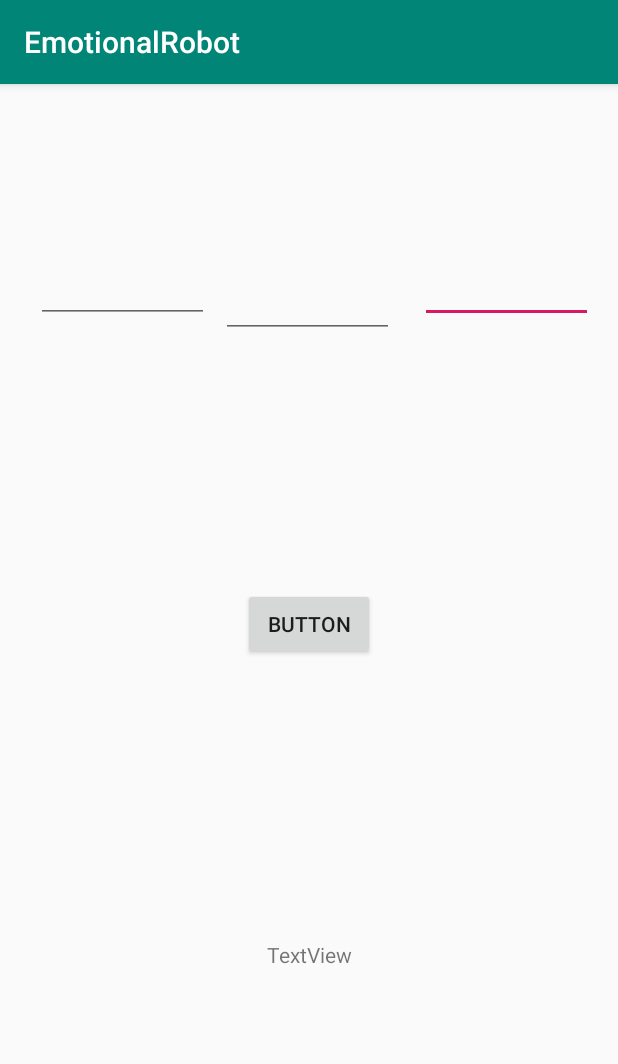
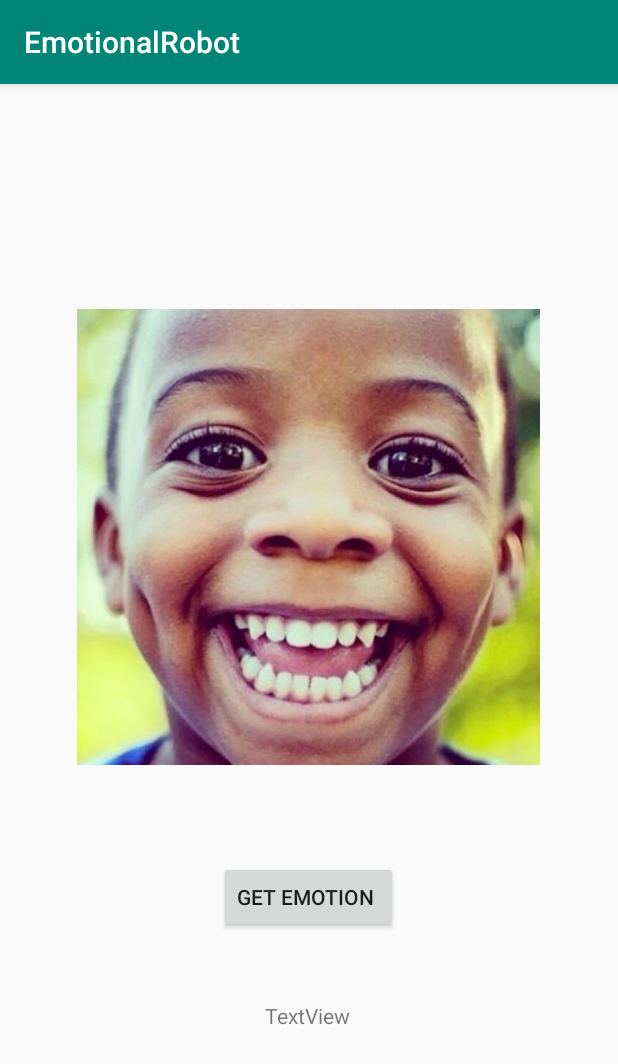
Before and after one commit to JuliaDutkiewicz/EmotionalRobot, an Android app: the screen it shows after launch (MainActivity), on a phone screen of 412 x 824 dp. Shown: the top 1064 px of the screen. Run offline under Robolectric (Android 15) with nearby library versions, the phone set to English and light mode, and no system bars; libraries missing offline, so code that uses them is left out: org.tensorflow.lite.

Commit message:
Tflite model for recognising emotion form pictures

```diff
--- a/app/build.gradle
+++ b/app/build.gradle
@@ -16,6 +16,9 @@ android {
             proguardFiles getDefaultProguardFile('proguard-android-optimize.txt'), 'proguard-rules.pro'
         }
     }
+    aaptOptions{
+        noCompress "tflite"
+    }
 }
 
 dependencies {
@@ -25,5 +28,5 @@ dependencies {
     testImplementation 'junit:junit:4.12'
     androidTestImplementation 'com.android.support.test:runner:1.0.2'
     androidTestImplementation 'com.android.support.test.espresso:espresso-core:3.0.2'
-    implementation 'org.tensorflow:tensorflow-android:+'
+    implementation 'org.tensorflow:tensorflow-lite:+'
 }
--- a/app/src/main/res/layout/activity_main.xml
+++ b/app/src/main/res/layout/activity_main.xml
@@ -6,61 +6,21 @@
     android:layout_height="match_parent"
     tools:context=".MainActivity">
 
-    <EditText
-        android:id="@+id/num3"
-        android:layout_width="115dp"
-        android:layout_height="49dp"
-        android:layout_marginStart="8dp"
-        android:layout_marginTop="8dp"
-        android:layout_marginEnd="8dp"
-        android:layout_marginBottom="8dp"
-        android:ems="10"
-        android:inputType="numberDecimal"
-        app:layout_constraintBottom_toBottomOf="parent"
-        app:layout_constraintEnd_toEndOf="parent"
-        app:layout_constraintStart_toEndOf="@+id/num2"
-        app:layout_constraintTop_toTopOf="parent"
-        app:layout_constraintVertical_bias="0.145" />
-
-    <EditText
-        android:id="@+id/num2"
-        android:layout_width="115dp"
-        android:layout_height="49dp"
-        android:layout_marginStart="8dp"
-        android:layout_marginTop="8dp"
-        android:layout_marginBottom="8dp"
-        android:ems="10"
-        android:inputType="numberDecimal"
-        app:layout_constraintBottom_toTopOf="@+id/button2"
-        app:layout_constraintStart_toEndOf="@+id/num1"
-        app:layout_constraintTop_toTopOf="parent"
-        app:layout_constraintVertical_bias="0.414" />
-
-    <EditText
-        android:id="@+id/num1"
-        android:layout_width="115dp"
-        android:layout_height="49dp"
-        android:layout_marginStart="24dp"
-        android:layout_marginTop="8dp"
-        android:layout_marginBottom="8dp"
-        android:ems="10"
-        android:inputType="numberDecimal"
-        app:layout_constraintBottom_toBottomOf="parent"
-        app:layout_constraintStart_toStartOf="parent"
-        app:layout_constraintTop_toTopOf="parent"
-        app:layout_constraintVertical_bias="0.145" />
-
     <Button
         android:id="@+id/button2"
         android:layout_width="wrap_content"
         android:layout_height="wrap_content"
         android:layout_marginStart="8dp"
+        android:layout_marginTop="32dp"
         android:layout_marginEnd="8dp"
-        android:layout_marginBottom="384dp"
-        android:text="Button"
+        android:layout_marginBottom="8dp"
+        android:text="Get emotion "
         app:layout_constraintBottom_toBottomOf="parent"
         app:layout_constraintEnd_toEndOf="parent"
-        app:layout_constraintStart_toStartOf="parent" />
+        app:layout_constraintHorizontal_bias="0.498"
+        app:layout_constraintStart_toStartOf="parent"
+        app:layout_constraintTop_toTopOf="parent"
+        app:layout_constraintVertical_bias="0.715" />
 
     <TextView
         android:id="@+id/textView"
@@ -72,7 +32,25 @@
         android:text="TextView"
         app:layout_constraintBottom_toBottomOf="parent"
         app:layout_constraintEnd_toEndOf="parent"
+        app:layout_constraintHorizontal_bias="0.498"
         app:layout_constraintStart_toStartOf="parent"
-        app:layout_constraintTop_toBottomOf="@+id/button2" />
+        app:layout_constraintTop_toBottomOf="@+id/button2"
+        app:layout_constraintVertical_bias="0.213" />
+
+    <ImageView
+        android:id="@+id/imageView"
+        android:layout_width="314dp"
+        android:layout_height="304dp"
+        android:layout_marginStart="8dp"
+        android:layout_marginTop="8dp"
+        android:layout_marginEnd="8dp"
+        android:layout_marginBottom="64dp"
+        app:layout_constraintBottom_toTopOf="@+id/button2"
+        app:layout_constraintEnd_toEndOf="parent"
+        app:layout_constraintHorizontal_bias="0.493"
+        app:layout_constraintStart_toStartOf="parent"
+        app:layout_constraintTop_toTopOf="parent"
+        app:layout_constraintVertical_bias="1.0"
+        app:srcCompat="@drawable/happy_face" />
 
 </android.support.constraint.ConstraintLayout>
```
Also changed, not shown: app/src/main/java/pl/edu/agh/emotionalrobot/MainActivity.java (+75 -30 lines), app/src/main/res/drawable/happy_face.jpg (added), 5 other files.
